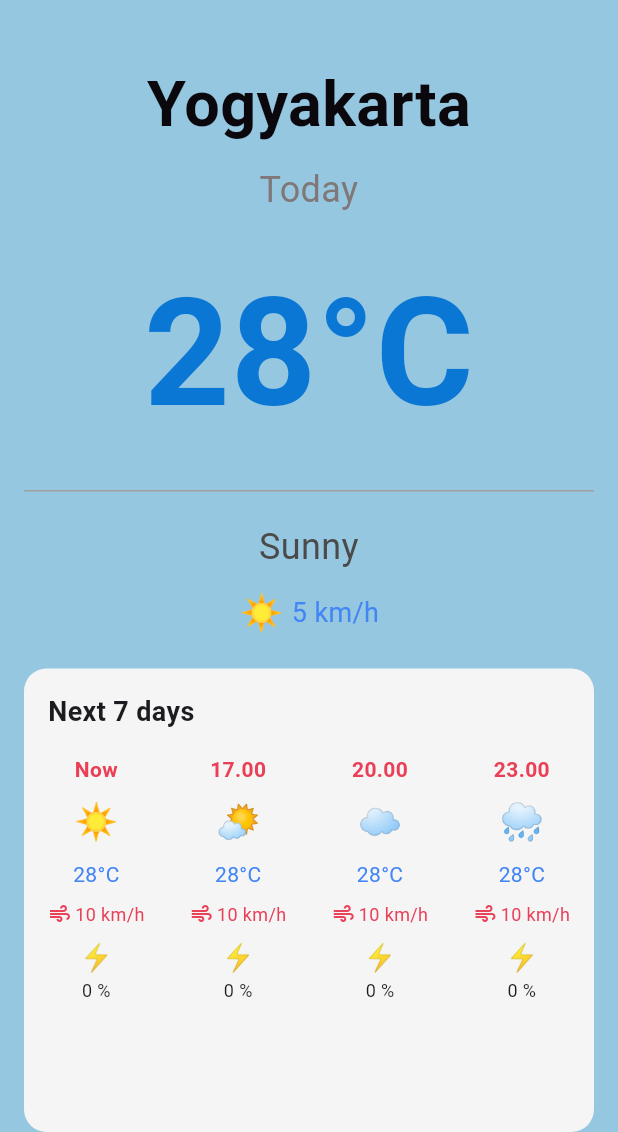
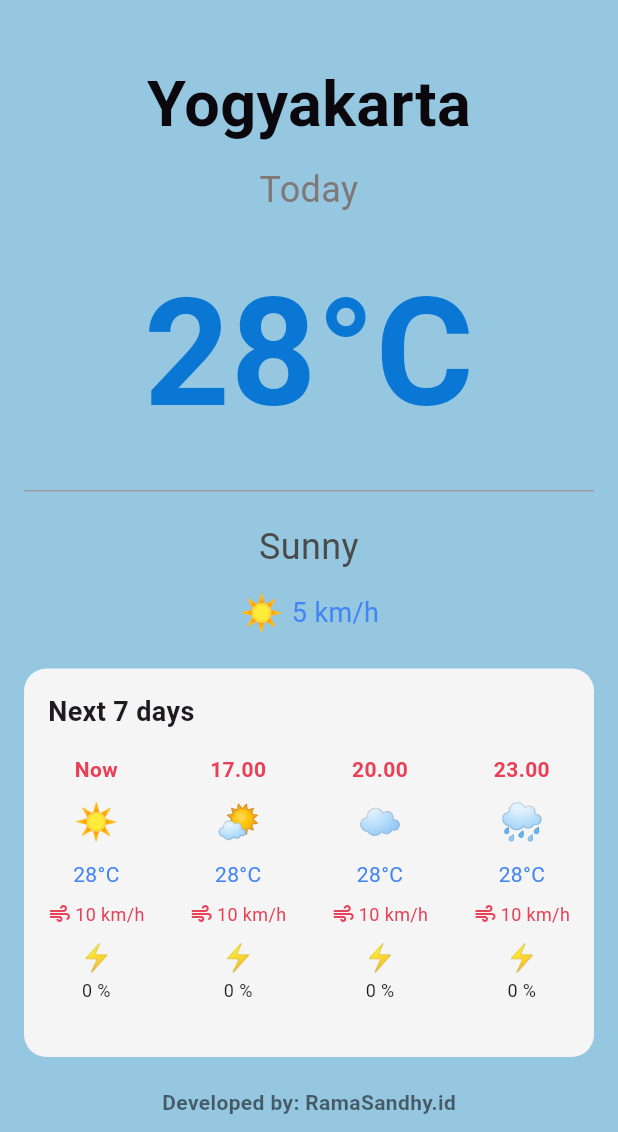
Before and after one commit to RamaSandhy/BasicLayout_0029, a Flutter app: the screen it shows after launch, on a phone screen of 412 x 824 dp, the part 104-1236 px from its top. Run offline on Flutter 3.47's test engine with Material 3 defaults, Android fonts, the light colour scheme and no system bars; Roboto replaces fonts that are missing (Orbitron, SF Pro Display).

Commit message:
menambahkan "developed by"

```diff
--- a/lib/main.dart
+++ b/lib/main.dart
@@ -198,6 +198,20 @@ class _WeatherScreenState extends State<WeatherScreen> {
                   ),
                 ),
               ),
+
+              const SizedBox(height: 20),
+              const Center(
+                child: Text(
+                  'Developed by: RamaSandhy.id',
+                  style: TextStyle(
+                    fontSize: 14,
+                    fontWeight: FontWeight.bold,
+                    color: Colors.black54,
+                  ),
+                ),
+              ),
+
+              const SizedBox(height: 10),
             ],
           ),
         ),
```
